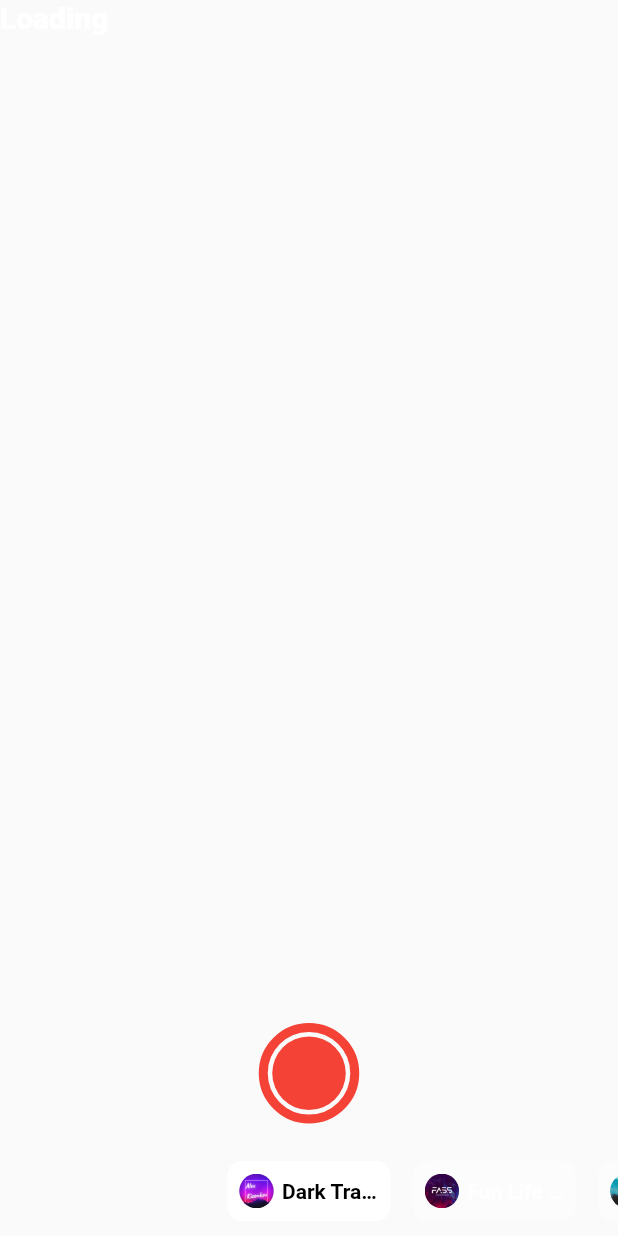
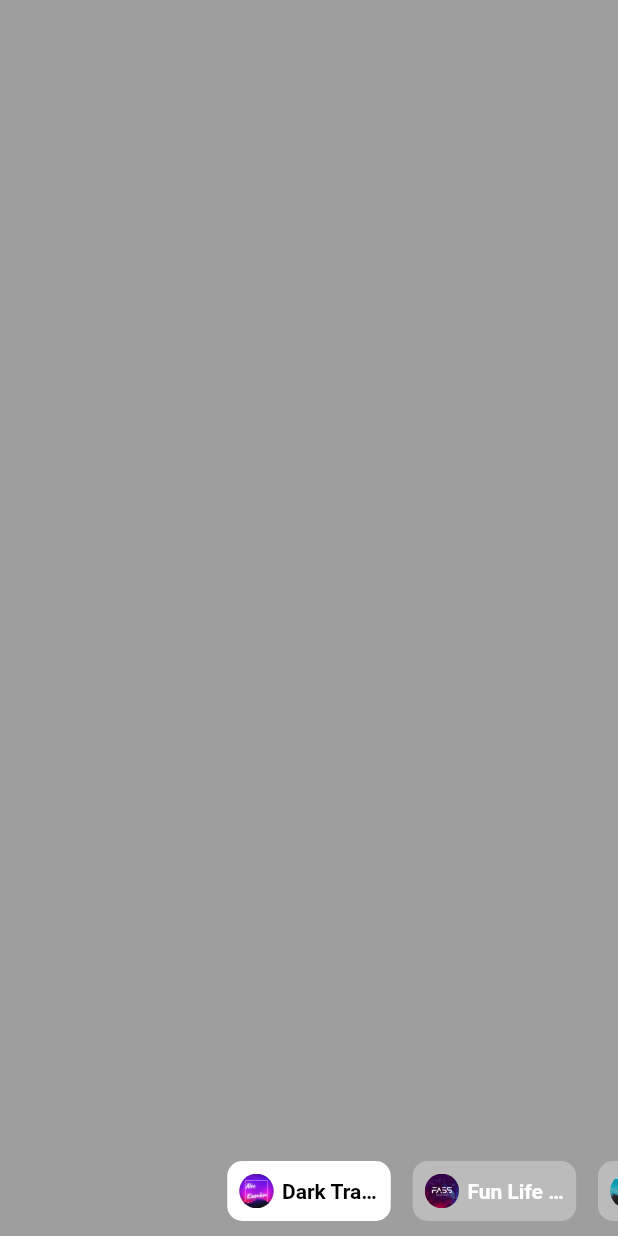
Before and after one commit to Brinfotech1407/VideoCaptureWithCameraFlip, a Flutter app: the screen it shows after launch, on a phone screen of 412 x 824 dp. Run offline on Flutter 3.47's test engine with Material 2 defaults, Android fonts, the phone set to English and light mode, and no system bars; drawn by our look-alikes of carousel_slider; our stand-ins replace assets_audio_player, fluttertoast, video_player; missing offline and left inert: camera_platform_interface.

Commit message:
Audio Player Widget refactored

```diff
--- /dev/null
+++ b/VideoCaptureApp/lib/AudioPlayerWidet.dart
@@ -0,0 +1,120 @@
+import 'package:assets_audio_player/assets_audio_player.dart';
+import 'package:carousel_slider/carousel_controller.dart';
+import 'package:carousel_slider/carousel_slider.dart';
+import 'package:flutter/material.dart';
+
+import 'audio_utils.dart';
+
+class AudioSelectors extends StatefulWidget {
+  const AudioSelectors({Key? key}) : super(key: key);
+
+  @override
+  _AudioSelectorsState createState() => _AudioSelectorsState();
+}
+
+class _AudioSelectorsState extends State<AudioSelectors> with WidgetsBindingObserver {
+
+  Map<String, bool> arrCheckedMap = <String, bool>{};
+  bool isAudioPlay = false;
+  final CarouselController _controller = CarouselController();
+
+  final assetsAudioPlayer = AssetsAudioPlayer();
+  int _currentTrackIndex = 0;
+
+  void playAudio(int index) {
+    assetsAudioPlayer.playlistPlayAtIndex(index);
+  }
+
+  @override
+  void initState() {
+    // TODO: implement initState
+    super.initState();
+  }
+
+  @override
+  void dispose() {
+    super.dispose();
+    assetsAudioPlayer.dispose();
+  }
+
+  @override
+  Widget build(BuildContext context) {
+    return Container(
+      color: Colors.transparent,
+      height: 60,
+      child: CarouselSlider.builder(
+        carouselController: _controller,
+        itemCount: AudioUtils().musicTracks.length,
+        itemBuilder: (BuildContext context, int index, int realIndex) {
+          return GestureDetector(
+            onTap: () {
+              setState(() {
+                isAudioPlay = true;
+              });
+              playAudio(index);
+            },
+            child: Container(
+              margin: const EdgeInsets.symmetric(horizontal: 4),
+              padding: const EdgeInsets.all(6),
+              decoration: BoxDecoration(
+                borderRadius: BorderRadius.circular(10),
+                color: _currentTrackIndex == index
+                    ? Colors.white
+                    : Colors.white30,
+              ),
+              child: Row(
+                mainAxisSize: MainAxisSize.min,
+                children: [
+                  Container(
+                      width: 23,
+                      height: 23,
+                      margin: const EdgeInsets.only(left: 2, right: 2),
+                      decoration: BoxDecoration(
+                        image: DecorationImage(
+                            image: AssetImage(
+                                AudioUtils().musicImage[index]),
+                            fit: BoxFit.cover),
+                        borderRadius: const BorderRadius.all(
+                            Radius.elliptical(25, 25)),
+                      )),
+                  SizedBox(
+                    width: 70,
+                    child: Text(
+                      AudioUtils().musicTracksNames[index],
+                      style: TextStyle(
+                        fontSize: 14,
+                        fontWeight: FontWeight.bold,
+                        overflow: TextOverflow.ellipsis,
+                        color: _currentTrackIndex == index
+                            ? Colors.black
+                            : Colors.white,
+                      ),
+                    ),
+                  ),
+                ],
+              ),
+            ),
+          );
+        },
+        options: CarouselOptions(
+          height: 40,
+          viewportFraction: 0.3,
+          initialPage: _currentTrackIndex,
+          enableInfiniteScroll: false,
+          onScrolled: (value) {},
+          onPageChanged: (index, reason) {
+            _onItemChanged(index);
+          },
+        ),
+      ),
+    );
+  }
+
+  void _onItemChanged(int index) {
+    setState(() {
+      _currentTrackIndex = index;
+    });
+    playAudio(index);
+  }
+
+}
--- /dev/null
+++ b/VideoCaptureApp/lib/audio_utils.dart
@@ -0,0 +1,40 @@
+class AudioUtils {
+  List<String> musicTracks = [
+    'assets/audio/1.mp3',
+    'assets/audio/2.mp3',
+    'assets/audio/3.mp3',
+    'assets/audio/4.mp3',
+    'assets/audio/5.mp3',
+    'assets/audio/6.mp3',
+    'assets/audio/7.mp3',
+    'assets/audio/8.mp3',
+    'assets/audio/9.mp3',
+    'assets/audio/10.mp3',
+  ];
+
+  List<String> musicImage = [
+    'assets/images/1.png',
+    'assets/images/2.png',
+    'assets/images/3.png',
+    'assets/images/4.png',
+    'assets/images/5.png',
+    'assets/images/6.png',
+    'assets/images/7.png',
+    'assets/images/8.png',
+    'assets/images/9.png',
+    'assets/images/10png',
+  ];
+
+  List<String> musicTracksNames = [
+    ' Dark Trap Beat (It Follows You) - Alex Kizenkov',
+    ' Fun Life - FASSounds',
+    ' Snow - Dubdown',
+    'Danger - Monument Music',
+    'Boom Bap Hip-Hop - AlexiAction',
+    ' Extreme Trap - Playsound',
+    'Trap - The Mountain',
+    'Beat 3 - ENheee',
+    'Audio Pon - Magiksolo',
+    'Urban - lemonmusicstudio',
+  ];
+}
--- a/VideoCaptureApp/lib/main.dart
+++ b/VideoCaptureApp/lib/main.dart
@@ -1,11 +1,11 @@
 
 import 'package:flutter/material.dart';
 import 'package:video_recording_app/video_recorder_app.dart';
+import 'package:video_recording_app/video_recorder_app_temp.dart';
 
 import 'camera_example_app.dart';
 
 
-
 void main() {
-  runApp(const MaterialApp(home: VideoRecorderExample()));
+  runApp(const MaterialApp(home: VideoRecorderTempExample()));
 }
--- a/VideoCaptureApp/lib/video_recorder_app.dart
+++ b/VideoCaptureApp/lib/video_recorder_app.dart
@@ -251,6 +251,7 @@ class _VideoRecorderExampleState extends State<VideoRecorderExample>
     );
   }
   void _onItemChanged(int index) {
+
     setState(() {
       _currentTrackIndex = index;
     });
--- /dev/null
+++ b/VideoCaptureApp/lib/video_recorder_app_temp.dart
@@ -0,0 +1,90 @@
+import 'package:assets_audio_player/assets_audio_player.dart';
+import 'package:carousel_slider/carousel_slider.dart';
+import 'package:flutter/material.dart';
+import 'package:fluttertoast/fluttertoast.dart';
+import 'package:video_recording_app/AudioPlayerWidet.dart';
+import 'package:video_recording_app/audio_utils.dart';
+
+class VideoRecorderTempExample extends StatefulWidget {
+  const VideoRecorderTempExample({super.key});
+
+  @override
+  _VideoRecorderTempExampleState createState() {
+    return _VideoRecorderTempExampleState();
+  }
+}
+
+class _VideoRecorderTempExampleState extends State<VideoRecorderTempExample>
+    with WidgetsBindingObserver {
+
+
+
+
+
+  @override
+  void initState() {
+    super.initState();
+    WidgetsBinding.instance.addObserver(this);
+    // Get the listonNewCameraSelected of available cameras.
+    // Then set the first camera as selected.
+  }
+
+  @override
+  void didChangeAppLifecycleState(AppLifecycleState state) {
+    if (AppLifecycleState.paused == state) {
+    } else {}
+  }
+
+  @override
+  void dispose() {
+    WidgetsBinding.instance.removeObserver(this);
+
+    super.dispose();
+  }
+
+  @override
+  Widget build(BuildContext context) {
+    // Step
+    return Scaffold(
+      appBar: null,
+      bottomNavigationBar: null,
+      body: Stack(
+        alignment: Alignment.bottomCenter,
+        children: <Widget>[
+          Container(
+            height: double.infinity,
+            width: double.infinity,
+            color: Colors.grey,
+          ),
+          AudioSelectors(),
+        ],
+      ),
+    );
+  }
+
+
+
+
+
+  String timestamp() => DateTime.now().millisecondsSinceEpoch.toString();
+
+  void showToastMessage(String msg) {
+    Fluttertoast.showToast(
+        msg: msg,
+        toastLength: Toast.LENGTH_SHORT,
+        gravity: ToastGravity.CENTER,
+        timeInSecForIosWeb: 1,
+        backgroundColor: Colors.grey,
+        textColor: Colors.white);
+  }
+
+}
+
+class VideoRecorderApp extends StatelessWidget {
+  @override
+  Widget build(BuildContext context) {
+    return const MaterialApp(
+      home: VideoRecorderTempExample(),
+    );
+  }
+}
--- a/VideoCaptureApp/pubspec.yaml
+++ b/VideoCaptureApp/pubspec.yaml
@@ -40,11 +40,9 @@ dependencies:
   fluttertoast: ^8.2.1
   path_provider: ^2.0.14
   flutter_countdown_timer: ^4.1.0
-  audioplayers: ^3.0.1
-  just_audio: ^0.9.32
   video_player: ^2.6.0
   carousel_slider: ^4.2.1
-  assets_audio_player: ^3.0.6
+  assets_audio_player: ^2.0.8
 
 dev_dependencies:
   flutter_test:
```
Also changed, not shown: 1 other file.
